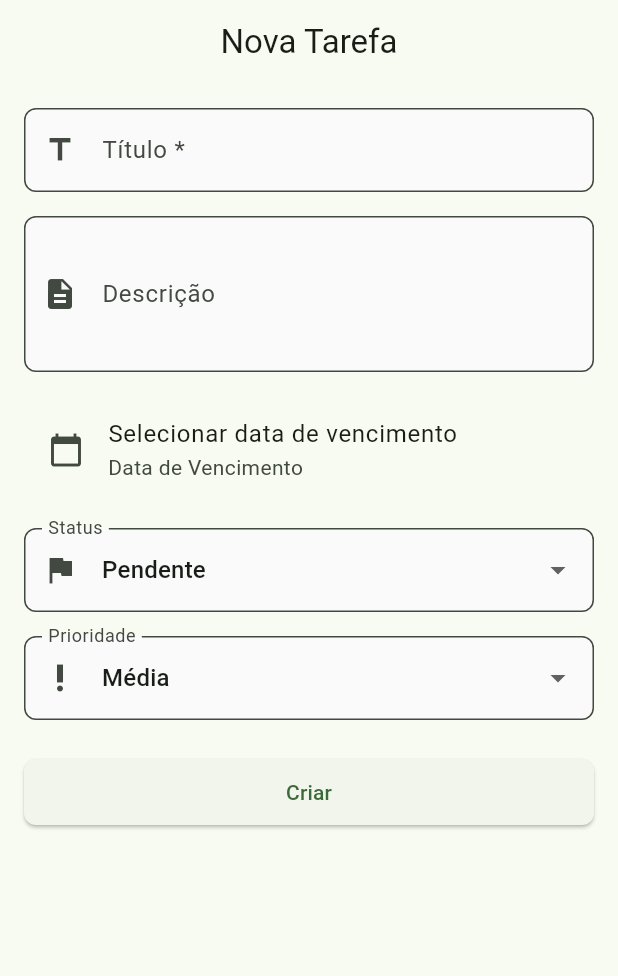
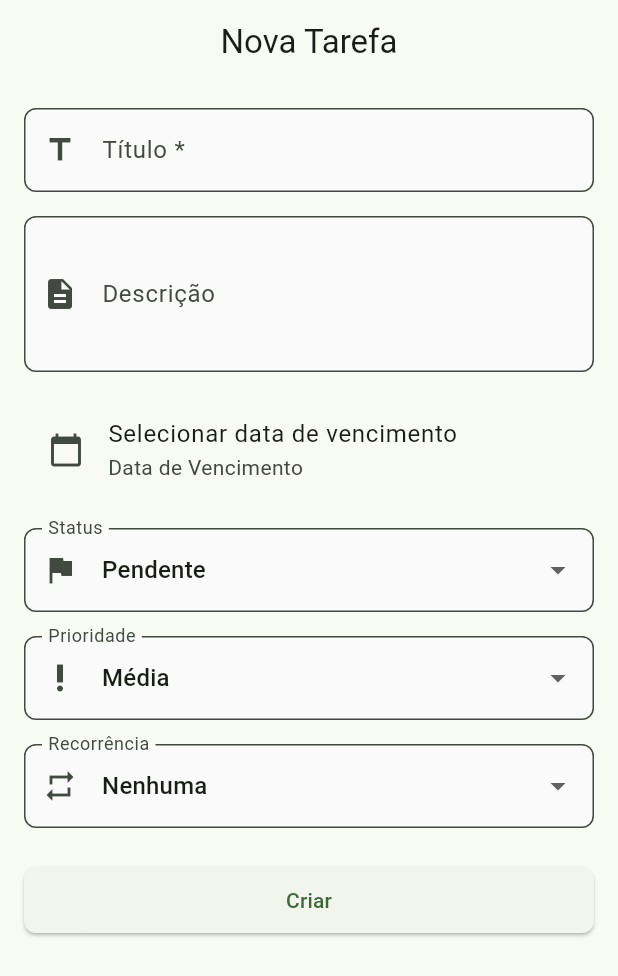
Before and after one commit to pjamil/cultivo-mobile, a Flutter app: the TarefaFormPage screen opened by its route, on a phone screen of 412 x 824 dp. Shown: the top 976 px of the screen. Run offline on Flutter 3.47's test engine with Material 3 defaults, Android fonts, the phone set to English and light mode, and no system bars; our stand-ins replace dio, fl_chart, flutter_image_compress, flutter_riverpod, go_router, hive and 2 more; accounts and stored records are empty; network calls fail.

Commit message:
feat: add task recurrence support (T117) and pinch-to-zoom lightbox (T121)

```diff
--- a/lib/core/models/tarefa.dart
+++ b/lib/core/models/tarefa.dart
@@ -32,6 +32,12 @@ class Tarefa extends HiveObject {
   @HiveField(8)
   final int? cultivoId;
 
+  @HiveField(9)
+  final String? recorrencia;
+
+  @HiveField(10)
+  final DateTime? dataFimRecorrencia;
+
   Tarefa({
     required this.id,
     required this.titulo,
@@ -42,6 +48,8 @@ class Tarefa extends HiveObject {
     this.dataVencimento,
     this.usuarioId,
     this.cultivoId,
+    this.recorrencia,
+    this.dataFimRecorrencia,
   });
 
   factory Tarefa.fromJson(Map<String, dynamic> json) {
@@ -59,6 +67,10 @@ class Tarefa extends HiveObject {
           : null,
       usuarioId: json['usuarioId'],
       cultivoId: json['cultivoId'],
+      recorrencia: json['recorrencia'],
+      dataFimRecorrencia: json['dataFimRecorrencia'] != null
+          ? parseDate(json['dataFimRecorrencia'])
+          : null,
     );
   }
 
@@ -73,6 +85,8 @@ class Tarefa extends HiveObject {
       'dataVencimento': dataVencimento?.toIso8601String(),
       'usuarioId': usuarioId,
       'cultivoId': cultivoId,
+      'recorrencia': recorrencia,
+      'dataFimRecorrencia': dataFimRecorrencia?.toIso8601String(),
     };
   }
 
@@ -86,6 +100,8 @@ class Tarefa extends HiveObject {
     DateTime? dataVencimento,
     int? usuarioId,
     int? cultivoId,
+    String? recorrencia,
+    DateTime? dataFimRecorrencia,
   }) {
     return Tarefa(
       id: id ?? this.id,
@@ -97,10 +113,13 @@ class Tarefa extends HiveObject {
       dataVencimento: dataVencimento ?? this.dataVencimento,
       usuarioId: usuarioId ?? this.usuarioId,
       cultivoId: cultivoId ?? this.cultivoId,
+      recorrencia: recorrencia ?? this.recorrencia,
+      dataFimRecorrencia: dataFimRecorrencia ?? this.dataFimRecorrencia,
     );
   }
 
   bool get isConcluida => status == 'CONCLUIDA';
   bool get isPendente => status == 'PENDENTE';
   bool get isEmAndamento => status == 'EM_ANDAMENTO';
+  bool get temRecorrencia => recorrencia != null && recorrencia != 'NENHUMA';
 }
--- a/lib/features/tarefas/presentation/tarefa_form_page.dart
+++ b/lib/features/tarefas/presentation/tarefa_form_page.dart
@@ -22,6 +22,8 @@ class _TarefaFormPageState extends ConsumerState<TarefaFormPage> {
   DateTime? _dataVencimento;
   String _status = 'PENDENTE';
   String _prioridade = 'MEDIA';
+  String _recorrencia = 'NENHUMA';
+  DateTime? _dataFimRecorrencia;
   bool _fieldsPopulated = false;
 
   @override
@@ -46,6 +48,8 @@ class _TarefaFormPageState extends ConsumerState<TarefaFormPage> {
     _dataVencimento = tarefa.dataVencimento;
     _status = tarefa.status;
     _prioridade = tarefa.prioridade;
+    _recorrencia = tarefa.recorrencia ?? 'NENHUMA';
+    _dataFimRecorrencia = tarefa.dataFimRecorrencia;
   }
 
   @override
@@ -66,6 +70,8 @@ class _TarefaFormPageState extends ConsumerState<TarefaFormPage> {
         status: _status,
         prioridade: _prioridade,
         dataVencimento: _dataVencimento,
+        recorrencia: _recorrencia == 'NENHUMA' ? null : _recorrencia,
+        dataFimRecorrencia: _dataFimRecorrencia,
       );
 
       if (widget.id != null) {
@@ -182,6 +188,51 @@ class _TarefaFormPageState extends ConsumerState<TarefaFormPage> {
                   });
                 },
               ),
+              const SizedBox(height: 16),
+              DropdownButtonFormField<String>(
+                value: _recorrencia,
+                decoration: const InputDecoration(
+                  labelText: 'Recorrência',
+                  prefixIcon: Icon(Icons.repeat),
+                ),
+                items: const [
+                  DropdownMenuItem(value: 'NENHUMA', child: Text('Nenhuma')),
+                  DropdownMenuItem(value: 'DIARIA', child: Text('Diária')),
+                  DropdownMenuItem(value: 'SEMANAL', child: Text('Semanal')),
+                  DropdownMenuItem(value: 'QUINZENAL', child: Text('Quinzenal')),
+                  DropdownMenuItem(value: 'MENSAL', child: Text('Mensal')),
+                ],
+                onChanged: (value) {
+                  setState(() {
+                    _recorrencia = value!;
+                  });
+                },
+              ),
+              if (_recorrencia != 'NENHUMA') ...[
+                const SizedBox(height: 16),
+                ListTile(
+                  leading: const Icon(Icons.event_repeat),
+                  title: Text(
+                    _dataFimRecorrencia != null
+                        ? DateFormat('dd/MM/yyyy').format(_dataFimRecorrencia!)
+                        : 'Selecionar data fim da recorrência',
+                  ),
+                  subtitle: const Text('Data Fim Recorrência'),
+                  onTap: () async {
+                    final date = await showDatePicker(
+                      context: context,
+                      initialDate: _dataFimRecorrencia ?? DateTime.now().add(const Duration(days: 30)),
+                      firstDate: DateTime.now(),
+                      lastDate: DateTime.now().add(const Duration(days: 365 * 2)),
+                    );
+                    if (date != null) {
+                      setState(() {
+                        _dataFimRecorrencia = date;
+                      });
+                    }
+                  },
+                ),
+              ],
               const SizedBox(height: 24),
               ElevatedButton(
                 onPressed: tarefasState.status == TarefasStatus.loading
```
Also changed, not shown: lib/features/diario/presentation/diario_detail_page.dart (+2 -14 lines), lib/features/plantas/presentation/planta_detail_page.dart (+2 -14 lines), lib/features/tarefas/providers/tarefas_provider.dart (+60 -0 lines), lib/shared/widgets/full_screen_image_viewer.dart (added, +31 -0 lines), lib/core/models/tarefa.g.dart, 1 other file.
